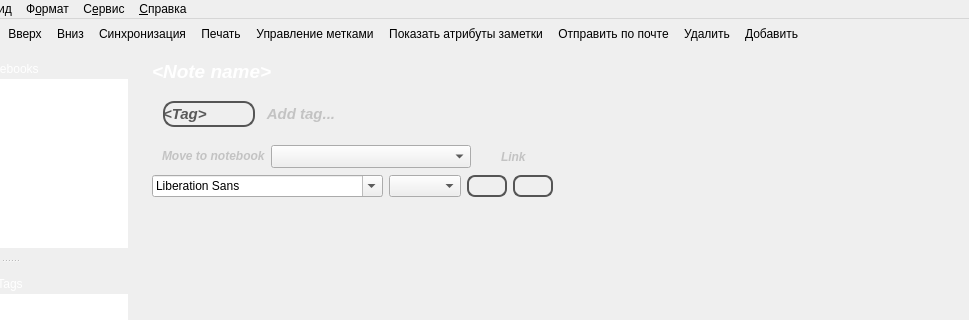
Above: QuteNote/src/gui/MainWindow.ui from d1vanov/quentier before the change; both pictures show x 119 to 1088 and y 0 to 320 of the 1088 by 785 pixel window. Below: the same form after it.
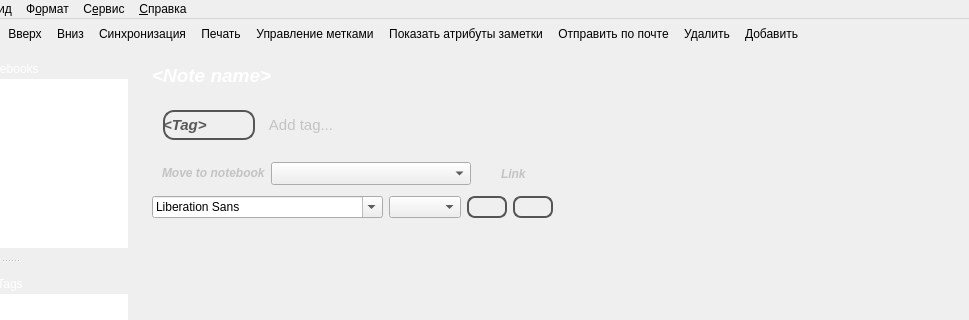
That is the form after the change. Icons and pictures are not drawn.

Commit message: Adjusted sizes for some elements for Mac OS X.

The edit to the form file:
```diff
--- a/QuteNote/src/gui/MainWindow.ui
+++ b/QuteNote/src/gui/MainWindow.ui
@@ -59,7 +59,7 @@
       <x>260</x>
       <y>0</y>
       <width>831</width>
-      <height>160</height>
+      <height>181</height>
      </rect>
     </property>
     <property name="minimumSize">
@@ -85,8 +85,11 @@
       <layout class="QVBoxLayout" name="noteEditorHeaderVerticalLayout">
        <item>
         <widget class="QLabel" name="noteNameLabel">
+         <property name="enabled">
+          <bool>true</bool>
+         </property>
          <property name="sizePolicy">
-          <sizepolicy hsizetype="Preferred" vsizetype="Minimum">
+          <sizepolicy hsizetype="Preferred" vsizetype="Preferred">
            <horstretch>0</horstretch>
            <verstretch>0</verstretch>
           </sizepolicy>
@@ -94,9 +97,17 @@
          <property name="minimumSize">
           <size>
            <width>15</width>
-           <height>0</height>
+           <height>30</height>
           </size>
          </property>
+         <property name="font">
+          <font>
+           <pointsize>14</pointsize>
+          </font>
+         </property>
+         <property name="mouseTracking">
+          <bool>false</bool>
+         </property>
          <property name="styleSheet">
           <string notr="true">color: rgb(255, 255, 255);</string>
          </property>
@@ -110,7 +121,7 @@
           <set>Qt::AlignLeading|Qt::AlignLeft|Qt::AlignVCenter</set>
          </property>
          <property name="margin">
-          <number>10</number>
+          <number>5</number>
          </property>
         </widget>
        </item>
@@ -122,6 +133,12 @@
            <verstretch>0</verstretch>
           </sizepolicy>
          </property>
+         <property name="minimumSize">
+          <size>
+           <width>0</width>
+           <height>50</height>
+          </size>
+         </property>
          <layout class="QHBoxLayout" name="horizontalLayout">
           <item>
            <widget class="QWidget" name="tagNameWidget" native="true">
@@ -131,6 +148,12 @@
               <verstretch>0</verstretch>
              </sizepolicy>
             </property>
+            <property name="minimumSize">
+             <size>
+              <width>92</width>
+              <height>30</height>
+             </size>
+            </property>
             <property name="styleSheet">
              <string notr="true">#tagNameWidget {
 color: #333;
@@ -199,12 +222,18 @@
           </item>
           <item>
            <widget class="QPushButton" name="addTagPushButton">
+            <property name="minimumSize">
+             <size>
+              <width>0</width>
+              <height>20</height>
+             </size>
+            </property>
             <property name="font">
              <font>
               <pointsize>11</pointsize>
-              <weight>75</weight>
-              <italic>true</italic>
-              <bold>true</bold>
+              <weight>50</weight>
+              <italic>false</italic>
+              <bold>false</bold>
              </font>
             </property>
             <property name="styleSheet">
```
Left out of the diff: 14 changed lines with no effect on the pictures.
